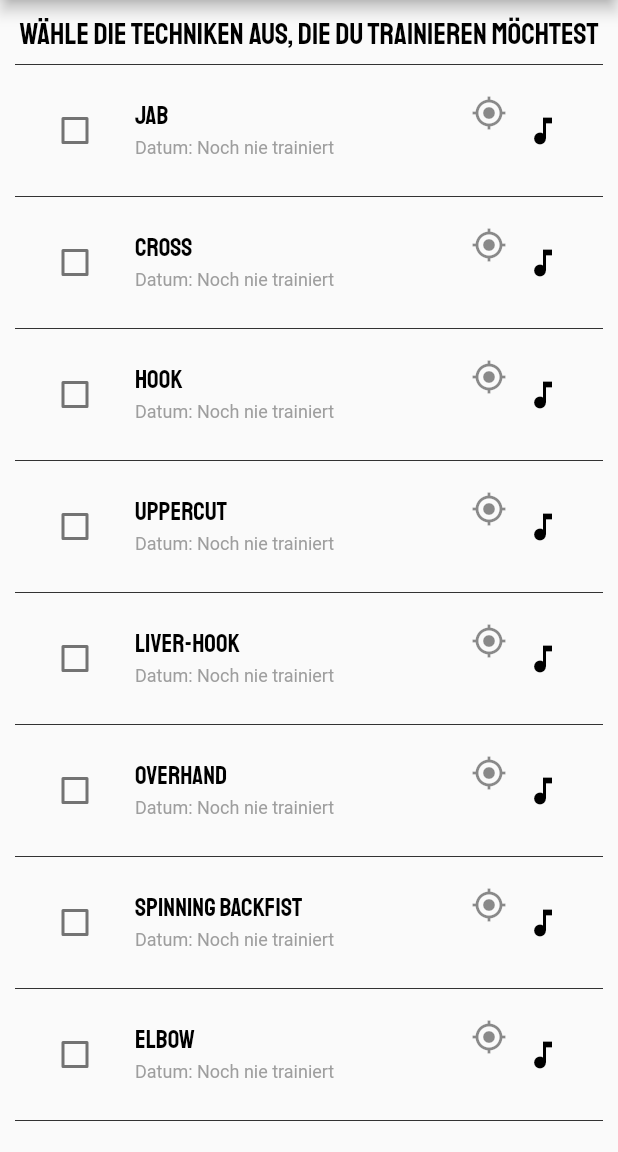
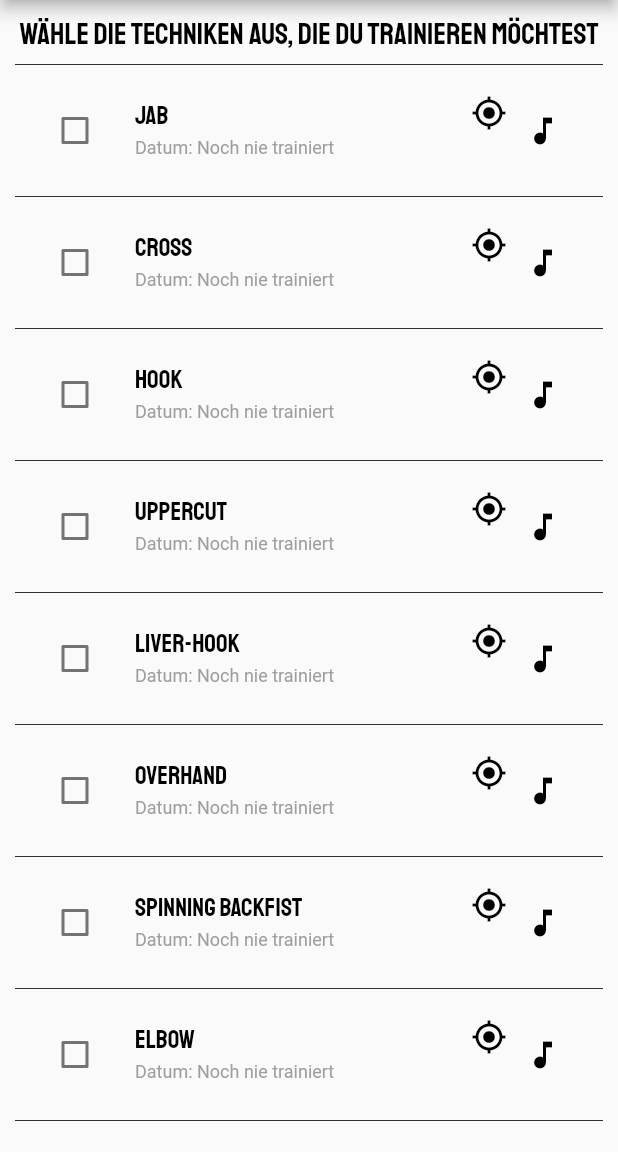
Before and after one commit to tabearunzheimer/boxing_app, a Flutter app: the ChooseWorkoutTechniques screen opened directly with empty values, on a phone screen of 412 x 824 dp, the part 84-1236 px from its top. Run offline on Flutter 3.47's test engine with Material 2 defaults, Android fonts, the phone set to English and light mode, and no system bars; our stand-ins replace flutter_calendar_carousel, shared_preferences, sqflite; accounts and stored records are empty.

```diff
--- a/lib/helper/Technique.dart
+++ b/lib/helper/Technique.dart
@@ -1,15 +1,18 @@
 import 'package:flutter/material.dart';
+import 'package:uebung02/helper/techniques_database_helper.dart';
 
 class Technique {
   String name;
+  int id;
   String erklaerung;
   String link;
   String type;
   bool learned;
   DateTime lastTrained;
+  String audio;
 
-  Technique(String n, String e, String l, String t, String learned, int year,
-      int month, int day) {
+  Technique(int id, String n, String audio, String e, String l, String t, String learned, int year, int month, int day) {
+    this.id = id;
     this.name = n;
     this.erklaerung = e;
     this.link = l;
@@ -20,6 +23,7 @@ class Technique {
       this.lastTrained = DateTime(year, month, day);
     }
     this.learned = (learned=='false') ? false : true;
+    this.audio = audio;
   }
 
   String getName() {
@@ -46,16 +50,20 @@ class Technique {
   Icon getTypeIcon() {
     switch (this.type) {
       case 'Offense':
-        return Icon(Icons.gps_fixed);
+        return Icon(Icons.gps_fixed,
+            color: Colors.black);
         break;
       case 'Defense':
-        return Icon(Icons.security);
+        return Icon(Icons.security,
+            color: Colors.black);
         break;
       case 'Combo':
-        return Icon(Icons.merge_type);
+        return Icon(Icons.merge_type,
+            color: Colors.black);
         break;
       default:
-        return Icon(Icons.help_outline);
+        return Icon(Icons.help_outline,
+            color: Colors.black);
     }
   }
 
@@ -72,7 +80,9 @@ class Technique {
 
   factory Technique.fromJson(Map<String, dynamic> parsedJson) {
     Technique t = new Technique(
+      parsedJson['_id'],
       parsedJson['name'],
+      parsedJson['audio'],
       parsedJson['explaination'],
       parsedJson['link'],
       parsedJson['type'],
@@ -84,7 +94,7 @@ class Technique {
     return t;
   }
 
-  List<Technique> sortForLearned(List<Technique> l){
+  List<Technique> sortByLearned(List<Technique> l){
     List<Technique> list = new List();
     List<Technique> unlearned = new List();
     for (int i = 0; i < l.length; i++){
@@ -98,4 +108,20 @@ class Technique {
     return list;
   }
 
+  int getDay(){
+    return this.lastTrained.day;
+  }
+
+  int getMonth(){
+    return this.lastTrained.month;
+  }
+
+  int getYear(){
+    return this.lastTrained.year;
+  }
+
+  String getLearned(){
+    return this.learned ? 'true' : 'false';
+  }
+
 }
--- a/lib/helper/techniques_database_helper.dart
+++ b/lib/helper/techniques_database_helper.dart
@@ -48,7 +48,7 @@ class TechniquesDatabaseHelper {
   //erstellt die Tabelle
   Future _onCreate(Database db, int version) async {
     await db.execute(
-        '''CREATE TABLE $table($columnId INTEGER PRIMARY KEY, $columnName STRING, $columnType STRING NOT NULL, $columnAudio STRING, $columnLink STRING, $columnLearned STRING, $columnExplanation STRING, $columnLastTrainedDay INTEGER, $columnLastTrainedMonth INTEGER, $columnLastTrainedYear INTEGER)''');
+        '''CREATE TABLE $table($columnId INTEGER PRIMARY KEY, $columnName STRING, $columnType STRING NOT NULL, $columnAudio STRING, $columnLink STRING, $columnExplanation STRING, $columnLearned STRING, $columnLastTrainedDay INTEGER, $columnLastTrainedMonth INTEGER, $columnLastTrainedYear INTEGER)''');
   }
 
   // fuegt eine Spalte hinzu, rueckgabe-wert ist der wert der eingefuegten Spalte
--- a/lib/screens/choose_workout_techniques.dart
+++ b/lib/screens/choose_workout_techniques.dart
@@ -150,8 +150,8 @@ class _ChooseWorkoutTechniquesState extends State<ChooseWorkoutTechniques> {
       alle.add(t);
     }
 
-    Technique t = new Technique("", "", "", "", "", 0, 0, 0);
-    alle = t.sortForLearned(alle);
+    Technique t = new Technique(0, "", "", "", "", "", "", 0, 0, 0);
+    alle = t.sortByLearned(alle);
 
     setState(() {
       this.list = alle;
--- a/lib/screens/first_launch_three_screen.dart
+++ b/lib/screens/first_launch_three_screen.dart
@@ -140,6 +140,7 @@ class _FirstLaunchScreenThreeState extends State<FirstLaunchScreenThree> {
               Navigator.pop(context);
               Navigator.pop(context);
               Navigator.pop(context);
+              Navigator.pop(context);
               Navigator.pushNamed(context, '/home');
             },
           ),
--- a/lib/screens/me_screen.dart
+++ b/lib/screens/me_screen.dart
@@ -165,7 +165,7 @@ class _MeScreenState extends State<MeScreen> {
                   Container(
                     margin: EdgeInsets.fromLTRB(10, 20, 10, 20),
                     height: 50.0,
-                    width: MediaQuery.of(context).size.width/1.1,
+                    width: MediaQuery.of(context).size.width / 1.1,
                     child: RaisedButton(
                       shape: RoundedRectangleBorder(
                           borderRadius: BorderRadius.circular(20)),
@@ -190,6 +190,10 @@ class _MeScreenState extends State<MeScreen> {
                   ),
                 ],
               ),
+            ),
+            WillPopScope(
+              onWillPop: backButtonOverride,
+              child: Container(),
             ),
           ],
         ),
```
Also changed, not shown: lib/main.dart (+3 -43 lines), lib/screens/diary_screen.dart (+31 -8 lines), lib/screens/home_screen.dart (+15 -4 lines), lib/screens/splash_screen.dart (added, +51 -0 lines).
